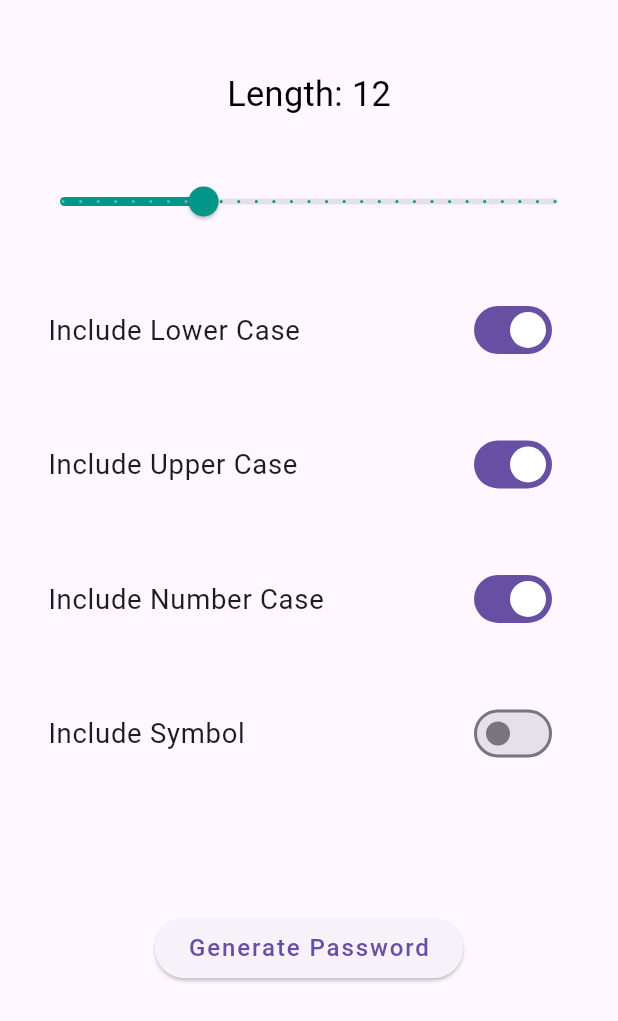
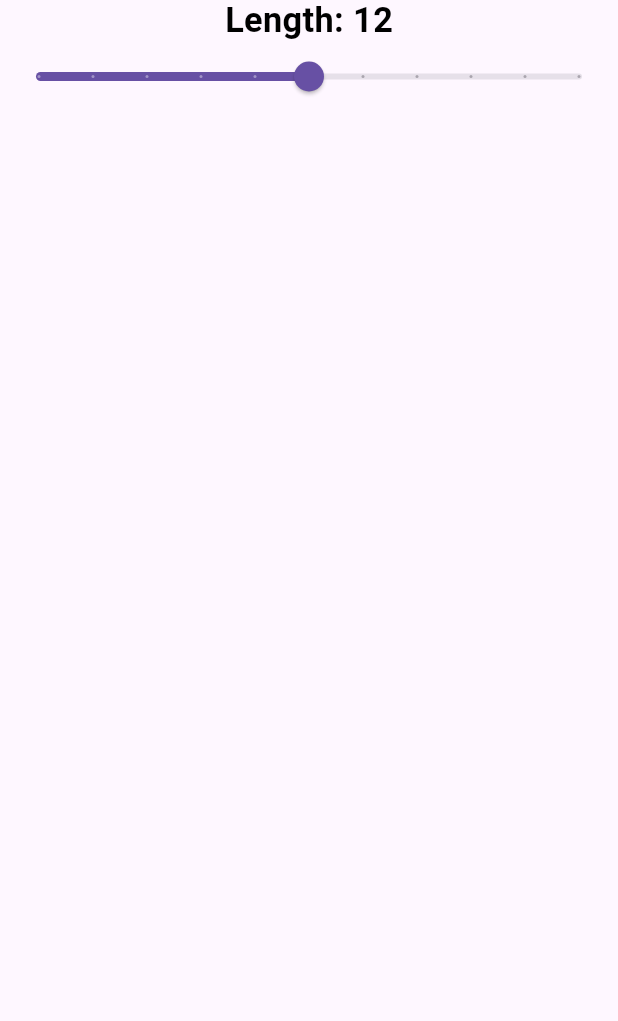
Before and after one commit to Gulshid/Password-Generator, a Flutter app: the screen it shows after launch, on a phone screen of 412 x 824 dp. Shown: the top 1021 px of the screen. Run offline on Flutter 3.47's test engine with Material 3 defaults, Android fonts, the phone set to English and light mode, and no system bars; our stand-ins replace flutter_screenutil, fluttertoast, google_fonts.

Commit message:
Work is done in Routes, ViewModel, Model, and main

```diff
--- a/password_generator/lib/View_/home_view.dart
+++ b/password_generator/lib/View_/home_view.dart
@@ -1,5 +1,6 @@
 import 'package:flutter/material.dart';
 import 'package:flutter_screenutil/flutter_screenutil.dart';
+import 'package:google_fonts/google_fonts.dart';
 import 'package:password_generator/View_model/Pass_viewModel.dart';
 import 'package:provider/provider.dart';
 
@@ -14,69 +15,20 @@ class _HomeViewState extends State<HomeView> {
   @override
   Widget build(BuildContext context) {
     final VProvider = Provider.of<PassViewmodel>(context);
-    return Scaffold(body:
-      Padding(
-        padding: const EdgeInsets.all(16.0),
-        child: Column(
-          mainAxisAlignment: MainAxisAlignment.spaceEvenly,
-          children:[
-            Text('Length: ${VProvider.length.toInt()}', style: TextStyle(color: Colors.black, fontSize: 20.sp),),
-            Slider(
-              secondaryActiveColor: Colors.teal,
-              activeColor: Colors.teal,
-              value: VProvider.length,
-              onChanged: VProvider.SetLength,
-              min: 4,
-              max: 32,
-              divisions:28 ,
-              label: VProvider.length.toInt().toString(),
-              ),
+    return Scaffold(
+      body: Column(
+        children: [
+          Text('Length: ${VProvider.length.toInt()}', style: GoogleFonts.aBeeZee(color: Colors.black, fontSize: 20.sp, fontWeight: FontWeight.bold),),
+          Slider(
+            value: VProvider.length,
+            onChanged: VProvider.SetLength,
+            max: 20,
+            min: 3,
+            divisions: 10,
+            label: VProvider.length.toInt().toString(),
+            ),
 
 
-              SwitchListTile(
-                title: Text('Include Lower Case'),
-                value: VProvider.IncludeLowerCase,
-                onChanged: VProvider.SetLowerCase,
-                ),
-
-
-                SwitchListTile(
-                title: Text('Include Upper Case'),
-                value: VProvider.IncludeUpperCase,
-                onChanged: VProvider.SetUpperCase,
-                ),
-
-
-                SwitchListTile(
-                title: Text('Include Number Case'),
-                value: VProvider.IncludeNumber,
-                onChanged: VProvider.SetNumber,
-                ),
-
-
-                SwitchListTile(
-                title: Text('Include Symbol '),
-                value: VProvider.Includesymbols,
-                onChanged: VProvider.SetSymbol,
-                ),
-
-                SizedBox(height: 20.h,),
-
-                ElevatedButton(
-                onPressed: VProvider.genrate_password,
-                child: Text('Generate Password')),
-
-                SizedBox(height: 20.h,),
-
-                SelectableText(
-                  VProvider.password?.value??'',
-                  style: TextStyle(fontSize: 20.sp, color: Colors.black, ),
-                  textAlign: TextAlign.center,
-                )
-
-
-          ]
-        ),
-      ));
+          ]));
   }
 }
```
Also changed, not shown: password_generator/lib/View_model/Pass_viewModel.dart (+31 -31 lines).
